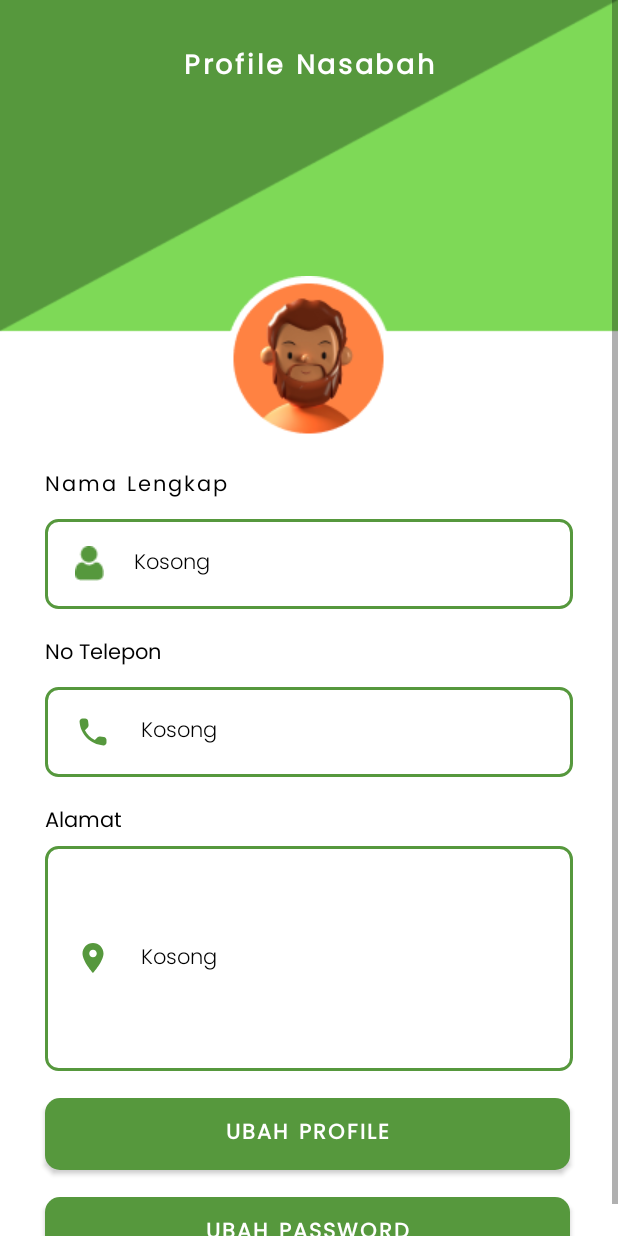
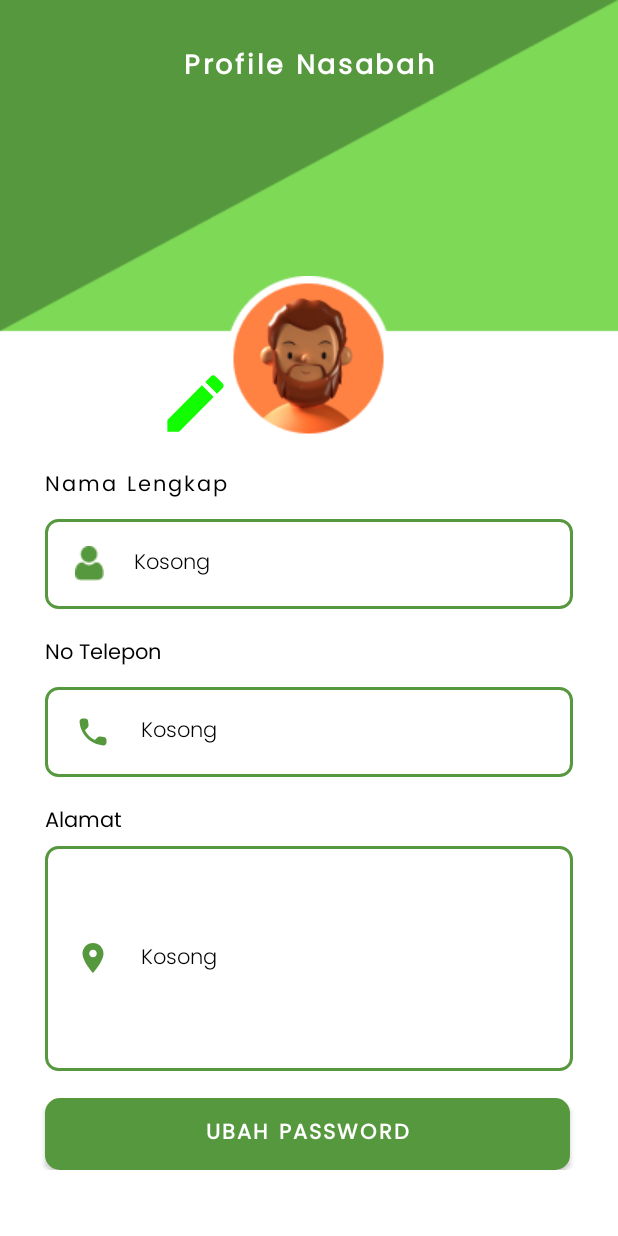
Before and after one commit to shibasmoro/BankSampah, an Android app: the ProfileActivity screen opened directly, with no data from a screen before it, on a phone screen of 412 x 824 dp. Run offline under Robolectric (Android 15) with nearby library versions, the phone set to English and light mode, and no system bars.

Commit message:
featured: update profile nasabah

```diff
--- a/app/src/main/java/com/example/userbanksampah/ProfileActivity.java
+++ b/app/src/main/java/com/example/userbanksampah/ProfileActivity.java
@@ -19,14 +19,15 @@
 public class ProfileActivity extends AppCompatActivity {
     private ActivityProfileBinding binding;
     private ProfileViewModel model;
+    private Boolean edit = false;
 
     @Override
     protected void onCreate(Bundle savedInstanceState) {
         super.onCreate(savedInstanceState);
         binding =ActivityProfileBinding.inflate(getLayoutInflater());
         setContentView(binding.getRoot());
+        init();
         model = new ViewModelProvider(this).get(ProfileViewModel.class);
-        PreferencesApp pref = new PreferencesApp(this);
         binding.tvgugel.setOnClickListener(view -> logout());
         binding.etAlamat.setText(PreferencesApp.getStr(PreferencesApp.Alamat));
         binding.etUsername.setText(PreferencesApp.getStr(PreferencesApp.Nama));
@@ -34,6 +35,34 @@
         model.loading.observe(this, this::showLoading);
         binding.updatePassword.setOnClickListener(view -> {
             startActivity(new Intent(this, UbahPassword.class));
+        });
+        binding.edit.setOnClickListener(view->{
+            this.edit =!this.edit;
+
+            if (this.edit){
+                Toast.makeText(this, "Edit On", Toast.LENGTH_SHORT).show();
+                binding.etPhone.setEnabled(true);
+                binding.etUsername.setEnabled(true);
+                binding.etAlamat.setEnabled(true);
+                binding.updateProfile.setVisibility(View.VISIBLE);
+                binding.cancelUpdateProfile.setVisibility(View.VISIBLE);
+            }else{
+                Toast.makeText(this, "Edit Off", Toast.LENGTH_SHORT).show();
+                binding.etPhone.setEnabled(false);
+                binding.etUsername.setEnabled(false);
+                binding.etAlamat.setEnabled(false);
+                binding.updateProfile.setVisibility(View.GONE);
+                binding.cancelUpdateProfile.setVisibility(View.GONE);
+            }
+        });
+
+        binding.cancelUpdateProfile.setOnClickListener(view ->{
+            this.edit =false;
+            binding.etPhone.setEnabled(false);
+            binding.etUsername.setEnabled(false);
+            binding.etAlamat.setEnabled(false);
+            binding.updateProfile.setVisibility(View.GONE);
+            binding.cancelUpdateProfile.setVisibility(View.GONE);
         });
 
         model.pesan.observe(this,data->{
@@ -64,8 +93,12 @@
 
     }
 
-    private void update(){
-
+    private void init(){
+        binding.etPhone.setEnabled(false);
+        binding.etUsername.setEnabled(false);
+        binding.etAlamat.setEnabled(false);
+        binding.updateProfile.setVisibility(View.GONE);
+        binding.cancelUpdateProfile.setVisibility(View.GONE);
     }
 
     public void showLoading(Boolean isLoad) {
--- a/app/src/main/java/com/example/userbanksampah/retrofit/RetrofitImpl.java
+++ b/app/src/main/java/com/example/userbanksampah/retrofit/RetrofitImpl.java
@@ -1,7 +1,6 @@
 package com.example.userbanksampah.retrofit;
 
-import android.app.Application;
-import android.content.pm.ApplicationInfo;
+
 
 import com.example.userbanksampah.BuildConfig;
 import com.example.userbanksampah.retrofit.Inter.RetrofitConfig;
--- /dev/null
+++ b/app/src/main/res/drawable/ic_baseline_edit_24.xml
@@ -0,0 +1,5 @@
+<vector android:height="24dp" android:tint="#12FD01"
+    android:viewportHeight="24" android:viewportWidth="24"
+    android:width="24dp" xmlns:android="http://schemas.android.com/apk/res/android">
+    <path android:fillColor="@android:color/white" android:pathData="M3,17.25V21h3.75L17.81,9.94l-3.75,-3.75L3,17.25zM20.71,7.04c0.39,-0.39 0.39,-1.02 0,-1.41l-2.34,-2.34c-0.39,-0.39 -1.02,-0.39 -1.41,0l-1.83,1.83 3.75,3.75 1.83,-1.83z"/>
+</vector>
--- a/app/src/main/res/layout/activity_profile.xml
+++ b/app/src/main/res/layout/activity_profile.xml
@@ -47,6 +47,15 @@
                 android:layout_centerInParent="true"
                 android:layout_marginTop="110dp"
                 android:src="@drawable/prof" />
+
+            <ImageView
+                android:id="@+id/edit"
+                android:layout_width="match_parent"
+                android:layout_height="50dp"
+                android:layout_alignRight="@+id/userProfile"
+                android:layout_alignParentBottom="true"
+                android:layout_centerInParent="true"
+                android:src="@drawable/ic_baseline_edit_24" />
         </RelativeLayout>
 
         <TextView
@@ -77,6 +86,7 @@
         android:fontFamily="@font/poppins_light"
         android:hint="@string/phaksi_bangun_asmoro"
         android:inputType="none"
+
 
         android:paddingStart="20dp"
         android:layout_marginTop="10dp"
@@ -162,22 +172,43 @@
 
         <Button
             android:id="@+id/updateProfile"
-            android:layout_width="match_parent"
+            android:layout_width="wrap_content"
             android:layout_height="48dp"
             android:layout_marginStart="30dp"
-            android:letterSpacing="0.1"
+            android:layout_marginTop="16dp"
             android:layout_marginEnd="32dp"
             android:alpha="1"
             android:background="@drawable/shapebutton"
             android:fontFamily="@font/poppins"
+            android:letterSpacing="0.1"
             android:text="Ubah Profile"
             android:textAlignment="center"
             android:textColor="@color/white"
-            android:layout_marginTop="18dp"
+            android:textSize="14sp"
+            android:textStyle="bold"
+            app:layout_constraintEnd_toStartOf="@+id/cancelUpdateProfile"
+
+            app:layout_constraintStart_toStartOf="parent"
+            app:layout_constraintTop_toBottomOf="@+id/etAlamat" />
+
+        <Button
+            android:id="@+id/cancelUpdateProfile"
+            android:layout_width="wrap_content"
+            android:layout_height="48dp"
+            android:layout_marginTop="16dp"
+            android:layout_marginEnd="32dp"
+            android:alpha="1"
+            android:background="@drawable/shapebutton"
+            android:fontFamily="@font/poppins"
+            android:letterSpacing="0.1"
+            android:text="Cancel"
+            android:textAlignment="center"
+            android:textColor="@color/white"
             android:textSize="14sp"
             android:textStyle="bold"
             app:layout_constraintEnd_toEndOf="parent"
-            app:layout_constraintStart_toStartOf="parent"
+            app:layout_constraintStart_toEndOf="@+id/updateProfile"
+
             app:layout_constraintTop_toBottomOf="@+id/etAlamat" />
 
         <Button
```
